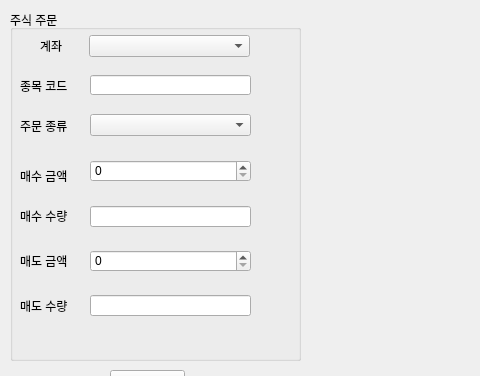
This is jbtrader/ch5.10/guruma_one.ui in jbpark/JbTraderExample as Qt 5 draws it before an edit; both pictures show x 0 to 480 and y 0 to 376 of the 800 by 787 pixel window. The edited form follows.
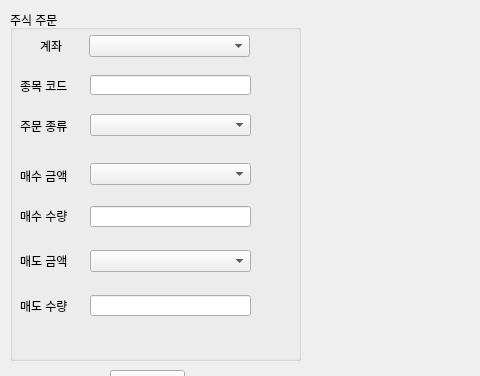
This is the edited form. Icons and pictures are not drawn.

Commit message: 매수 가격, 매도 가격 업데이트 루틴 에러 수정

What changed in the file:
```diff
--- a/jbtrader/ch5.10/guruma_one.ui
+++ b/jbtrader/ch5.10/guruma_one.ui
@@ -171,17 +171,17 @@
       </rect>
      </property>
     </widget>
-    <widget class="QSpinBox" name="buyPrice">
+    <widget class="QComboBox" name="buyPrice">
      <property name="geometry">
       <rect>
        <x>80</x>
-       <y>150</y>
+       <y>153</y>
        <width>161</width>
        <height>22</height>
       </rect>
      </property>
     </widget>
-    <widget class="QSpinBox" name="sellPrice">
+    <widget class="QComboBox" name="sellPrice">
      <property name="geometry">
       <rect>
        <x>80</x>
```
Left out of the diff: 2 changed lines with no effect on the pictures. The commit also changes 2 other files.
